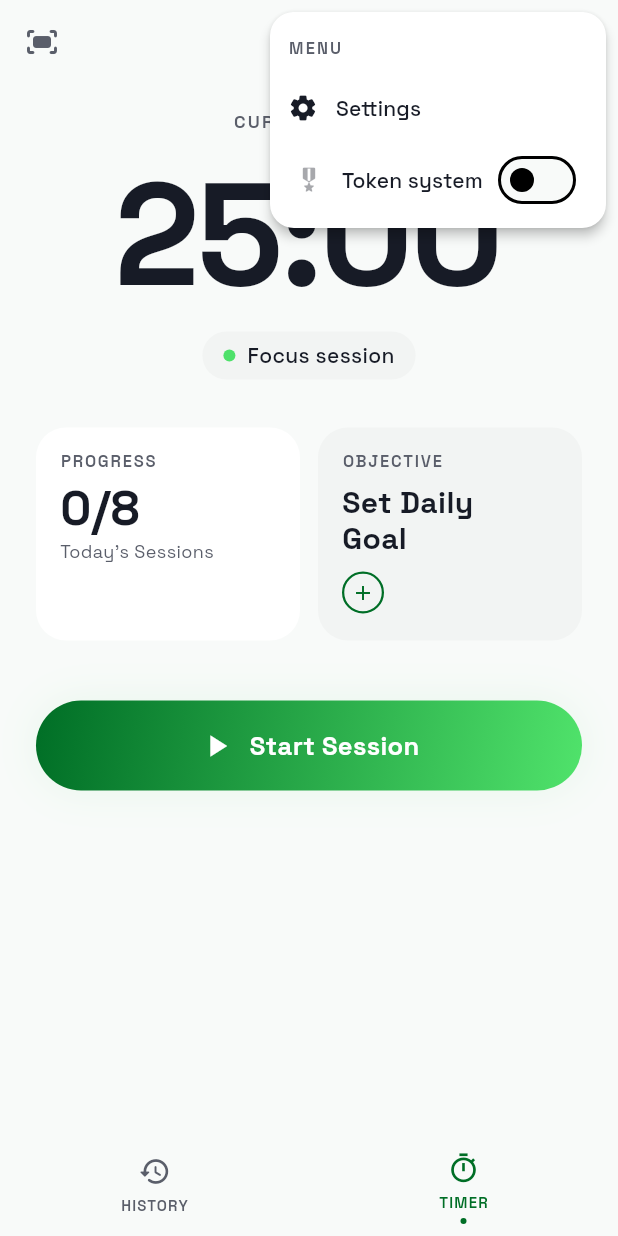
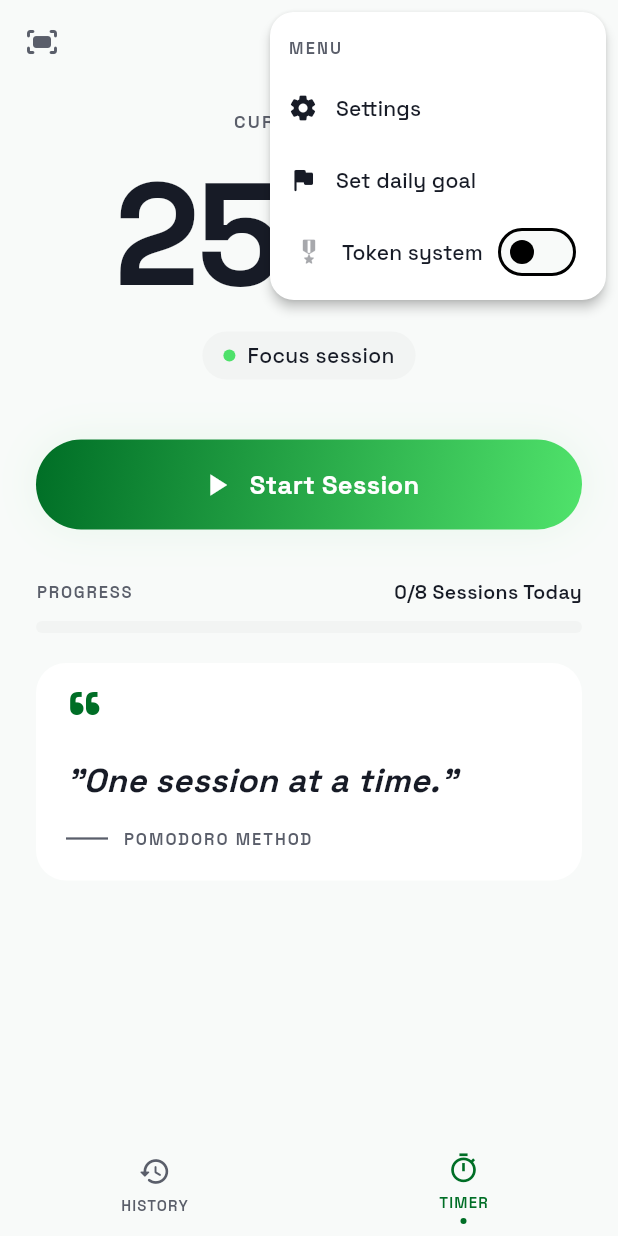
Before and after one commit to kaolof/high_achiever, a Flutter app: the screen it shows after launch, after a tap on the "more vert" icon, on a phone screen of 412 x 824 dp. Run offline on Flutter 3.47's test engine with Material 3 defaults, Android fonts, the phone set to English and light mode, and no system bars; our stand-ins replace audioplayers, google_fonts, sensors_plus, shared_preferences, wakelock_plus.

Commit message:
feat: add daily goal setting and motivational quotes to timer screen

```diff
--- a/lib/features/timer/presentation/screens/timer_screen.dart
+++ b/lib/features/timer/presentation/screens/timer_screen.dart
@@ -1,3 +1,4 @@
+import 'dart:math';
 import 'package:flutter/material.dart';
 import 'package:provider/provider.dart';
 import '../../../../core/constants/app_colors.dart';
@@ -107,6 +108,8 @@ class _TimerScreenState extends State<TimerScreen>
                   context,
                   MaterialPageRoute(builder: (_) => const SettingsScreen()),
                 );
+              } else if (value == 'set_goal') {
+                showDailyGoalSheet(context);
               }
             },
             itemBuilder: (_) => [
@@ -132,6 +135,23 @@ class _TimerScreenState extends State<TimerScreen>
                     SizedBox(width: 12),
                     Text(
                       'Settings',
+                      style: TextStyle(
+                        color: AppColors.textPrimary,
+                        fontWeight: FontWeight.w500,
+                      ),
+                    ),
+                  ],
+                ),
+              ),
+              const PopupMenuItem<String>(
+                value: 'set_goal',
+                child: Row(
+                  children: [
+                    Icon(Icons.flag_rounded,
+                        color: AppColors.textPrimary, size: 20),
+                    SizedBox(width: 12),
+                    Text(
+                      'Set daily goal',
                       style: TextStyle(
                         color: AppColors.textPrimary,
                         fontWeight: FontWeight.w500,
@@ -201,30 +221,6 @@ class _TimerScreenState extends State<TimerScreen>
               selector: (_, t) => t.isBreak,
               builder: (_, isBreak, __) => _SessionBadge(isBreak: isBreak),
             ),
-            const SizedBox(height: 32),
-            // ── Progress + Objective cards ─────────────────────────────────
-            Selector<TimerNotifier, (int, int)>(
-              selector: (_, t) => (t.completedToday, t.dailyGoal),
-              builder: (_, stats, __) => IntrinsicHeight(
-                child: Row(
-                  crossAxisAlignment: CrossAxisAlignment.stretch,
-                  children: [
-                    Expanded(
-                      child: _ProgressCard(
-                        completed: stats.$1,
-                        total: stats.$2,
-                      ),
-                    ),
-                    const SizedBox(width: 12),
-                    Expanded(
-                      child: _ObjectiveCard(
-                        onTap: () => showDailyGoalSheet(context),
-                      ),
-                    ),
-                  ],
-                ),
-              ),
-            ),
             const SizedBox(height: 40),
             // ── Action button + skip ───────────────────────────────────────
             Selector<TimerNotifier, (bool, bool)>(
@@ -245,7 +241,19 @@ class _TimerScreenState extends State<TimerScreen>
                 ],
               ),
             ),
-            const SizedBox(height: 36),
+            const SizedBox(height: 32),
+            // ── Progress bar ───────────────────────────────────────────────
+            Selector<TimerNotifier, (int, int)>(
+              selector: (_, t) => (t.completedToday, t.dailyGoal),
+              builder: (_, stats, __) => _ProgressBar(
+                completed: stats.$1,
+                total: stats.$2,
+              ),
+            ),
+            const SizedBox(height: 20),
+            // ── Motivational quote ─────────────────────────────────────────
+            const _QuoteCard(),
+            const SizedBox(height: 24),
           ],
         ),
       ),
@@ -293,23 +301,21 @@ class _SessionBadge extends StatelessWidget {
   }
 }
 
-// ── Progress card ──────────────────────────────────────────────────────────
-class _ProgressCard extends StatelessWidget {
+// ── Progress bar ───────────────────────────────────────────────────────────
+class _ProgressBar extends StatelessWidget {
   final int completed;
   final int total;
 
-  const _ProgressCard({required this.completed, required this.total});
+  const _ProgressBar({required this.completed, required this.total});
 
   @override
   Widget build(BuildContext context) {
-    return Container(
-      padding: const EdgeInsets.fromLTRB(16, 14, 16, 18),
-      decoration: BoxDecoration(
-        color: AppColors.surfaceContainerLowest,
-        borderRadius: BorderRadius.circular(20),
-      ),
-      child: Column(
+    final ratio = total > 0 ? (completed / total).clamp(0.0, 1.0) : 0.0;
+    return Column(
       crossAxisAlignment: CrossAxisAlignment.start,
+      children: [
+        Row(
+          mainAxisAlignment: MainAxisAlignment.spaceBetween,
           children: [
             const Text(
               'PROGRESS',
@@ -320,89 +326,28 @@ class _ProgressCard extends StatelessWidget {
                 letterSpacing: 1.2,
               ),
             ),
-          const SizedBox(height: 8),
             Text(
-            '$completed/$total',
+              '$completed/$total Sessions Today',
               style: const TextStyle(
                 color: AppColors.textPrimary,
-              fontSize: 32,
-              fontWeight: FontWeight.w800,
-              height: 1,
-            ),
-          ),
-          const SizedBox(height: 4),
-          const Text(
-            "Today's Sessions",
-            style: TextStyle(
-              color: AppColors.textSecondary,
-              fontSize: 12,
-              fontWeight: FontWeight.w400,
+                fontSize: 13,
+                fontWeight: FontWeight.w600,
               ),
             ),
           ],
         ),
-    );
-  }
-}
-
-// ── Objective card (Set Daily Goal) ───────────────────────────────────────
-class _ObjectiveCard extends StatelessWidget {
-  final VoidCallback onTap;
-
-  const _ObjectiveCard({required this.onTap});
-
-  @override
-  Widget build(BuildContext context) {
-    return GestureDetector(
-      onTap: onTap,
-      child: Container(
-        padding: const EdgeInsets.fromLTRB(16, 14, 16, 18),
-        decoration: BoxDecoration(
-          color: AppColors.surfaceContainerLow,
-          borderRadius: BorderRadius.circular(20),
-        ),
-        child: Column(
-          crossAxisAlignment: CrossAxisAlignment.start,
-          children: [
-            const Text(
-              'OBJECTIVE',
-              style: TextStyle(
-                color: AppColors.textSecondary,
-                fontSize: 11,
-                fontWeight: FontWeight.w600,
-                letterSpacing: 1.2,
-              ),
-            ),
-            const SizedBox(height: 8),
-            const Text(
-              'Set Daily\nGoal',
-              style: TextStyle(
-                color: AppColors.textPrimary,
-                fontSize: 20,
-                fontWeight: FontWeight.w700,
-                height: 1.2,
-              ),
-            ),
         const SizedBox(height: 10),
-            Container(
-              width: 28,
-              height: 28,
-              decoration: BoxDecoration(
-                shape: BoxShape.circle,
-                border: Border.all(
-                  color: AppColors.primary,
-                  width: 1.5,
-                ),
-              ),
-              child: const Icon(
-                Icons.add,
-                color: AppColors.primary,
-                size: 16,
+        ClipRRect(
+          borderRadius: BorderRadius.circular(9999),
+          child: LinearProgressIndicator(
+            value: ratio,
+            minHeight: 8,
+            backgroundColor: AppColors.surfaceContainerLow,
+            valueColor:
+                const AlwaysStoppedAnimation<Color>(AppColors.primary),
           ),
         ),
       ],
-        ),
-      ),
     );
   }
 }
@@ -501,3 +446,91 @@ class _StartButtonState extends State<_StartButton> {
     );
   }
 }
+
+// ── Motivational quote card ────────────────────────────────────────────────
+const _quotes = [
+  ('"Focus is a superpower."', 'KINETIC MINDSET'),
+  ('"Small steps every day lead to big results."', 'GROWTH HABIT'),
+  ('"You don\'t need motivation, you need discipline."', 'DEEP WORK'),
+  ('"Progress, not perfection."', 'MINDFUL FOCUS'),
+  ('"One session at a time."', 'POMODORO METHOD'),
+  ('"Consistency beats intensity."', 'HIGH ACHIEVER'),
+  ('"Done is better than perfect."', 'EXECUTION MODE'),
+  ('"Protect your focus like it\'s your most valuable asset."', 'DEEP WORK'),
+];
+
+class _QuoteCard extends StatefulWidget {
+  const _QuoteCard();
+
+  @override
+  State<_QuoteCard> createState() => _QuoteCardState();
+}
+
+class _QuoteCardState extends State<_QuoteCard> {
+  late final ({String quote, String source}) _entry;
+
+  @override
+  void initState() {
+    super.initState();
+    final r = Random();
+    final pick = _quotes[r.nextInt(_quotes.length)];
+    _entry = (quote: pick.$1, source: pick.$2);
+  }
+
+  @override
+  Widget build(BuildContext context) {
+    return Container(
+      width: double.infinity,
+      padding: const EdgeInsets.fromLTRB(20, 18, 20, 20),
+      decoration: BoxDecoration(
+        color: AppColors.surfaceContainerLowest,
+        borderRadius: BorderRadius.circular(20),
+      ),
+      child: Column(
+        crossAxisAlignment: CrossAxisAlignment.start,
+        children: [
+          Text(
+            '\u201C',
+            style: TextStyle(
+              color: AppColors.primary,
+              fontSize: 48,
+              fontWeight: FontWeight.w700,
+              height: 0.8,
+            ),
+          ),
+          const SizedBox(height: 8),
+          Text(
+            _entry.quote,
+            style: const TextStyle(
+              color: AppColors.textPrimary,
+              fontSize: 22,
+              fontWeight: FontWeight.w700,
+              fontStyle: FontStyle.italic,
+              height: 1.3,
+            ),
+          ),
+          const SizedBox(height: 16),
+          Row(
+            children: [
+              Container(
+                width: 28,
+                height: 1.5,
+                color: AppColors.textSecondary,
+              ),
+              const SizedBox(width: 10),
+              Text(
+                _entry.source,
+                style: const TextStyle(
+                  color: AppColors.textSecondary,
+                  fontSize: 11,
+                  fontWeight: FontWeight.w600,
+                  letterSpacing: 1.3,
+                ),
+              ),
+            ],
+          ),
+        ],
+      ),
+    );
+  }
+}
```
Lines whose indentation alone changed are shown as unchanged.
